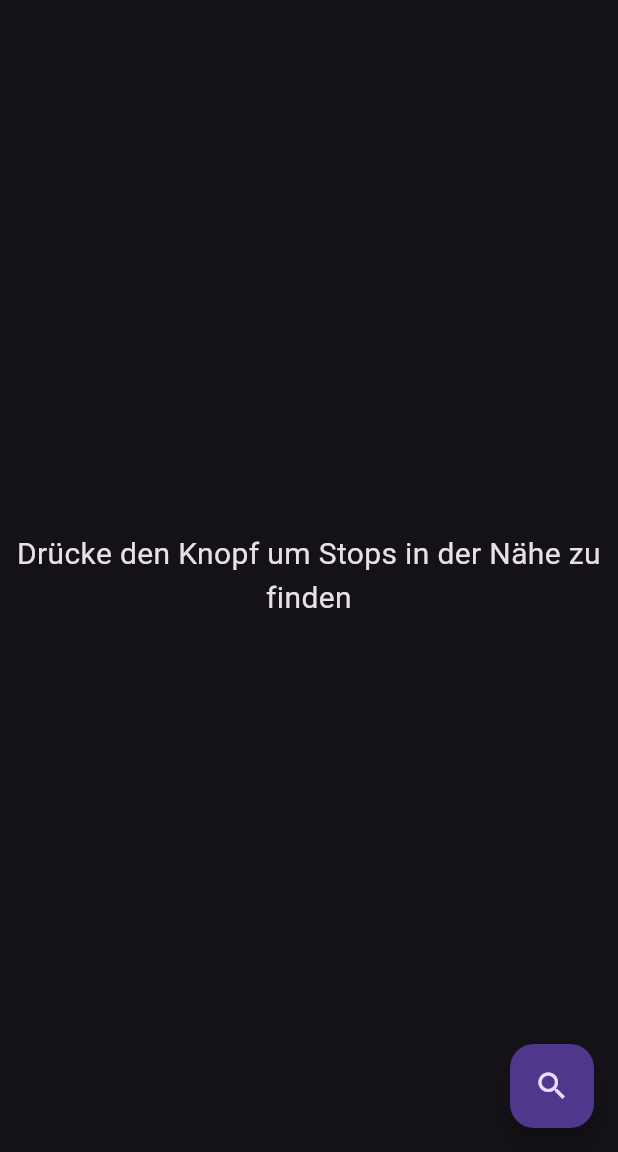
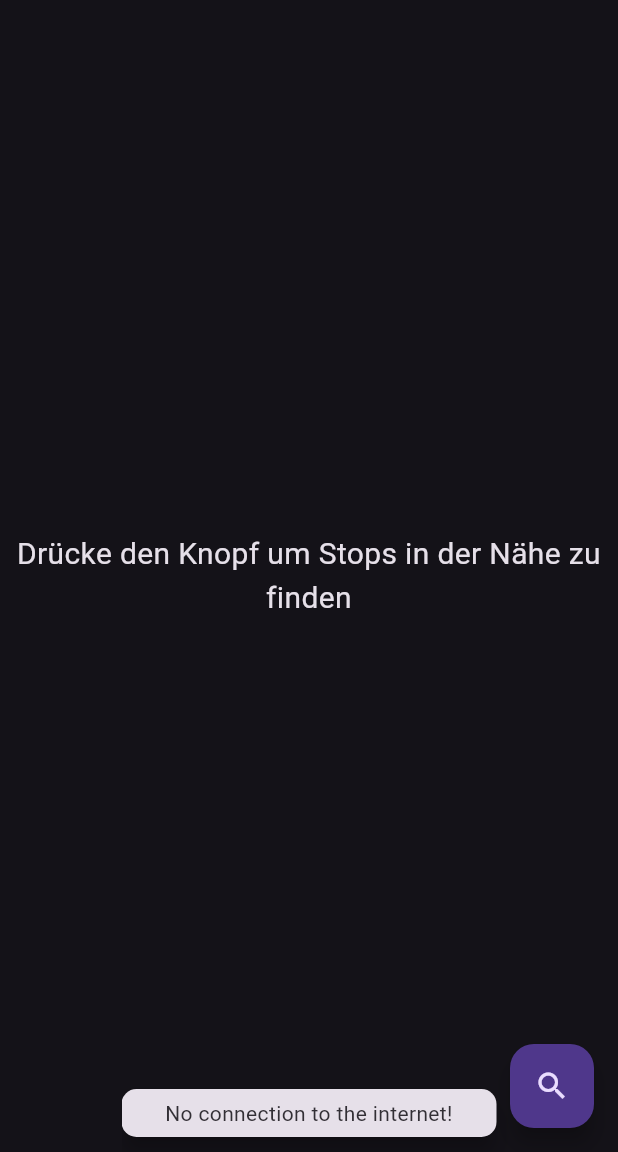
Before and after one commit to Luiggi33/abfahrten_finder, a Flutter app: the screen it shows after launch, after a tap on the "search" icon, on a phone screen of 412 x 824 dp, the part 84-1236 px from its top. Run offline on Flutter 3.47's test engine with Material 3 defaults, Android fonts, the phone set to English and light mode, and no system bars; our stand-ins replace geolocator, settings_ui, shared_preferences.

Commit message:
feat(stops_screen): add connectvity check

```diff
--- a/lib/screens/stops_screen.dart
+++ b/lib/screens/stops_screen.dart
@@ -95,6 +95,25 @@ class _CloseStopsState extends State<CloseStops> {
     if (loadingProvider.loading) {
       return;
     }
+
+    final List<ConnectivityResult> connectivityResult = await (Connectivity().checkConnectivity());
+    if (!connectivityResult.contains(ConnectivityResult.mobile) && !connectivityResult.contains(ConnectivityResult.wifi) && !connectivityResult.contains(ConnectivityResult.ethernet)) {
+      if (!context.mounted) {
+        return Future.value(null);
+      }
+      ScaffoldMessenger.of(context).showSnackBar(
+        SnackBar(
+          content: Text('No connection to the internet!', textAlign: TextAlign.center),
+          duration: Duration(seconds: 5),
+          width: 250,
+          padding: EdgeInsets.symmetric(vertical: 6),
+          behavior: SnackBarBehavior.floating,
+          shape: RoundedRectangleBorder(borderRadius: BorderRadius.circular(10.0)),
+        ),
+      );
+      return Future.value(null);
+    }
+
     if (showLoading) {
       loadingProvider.setLoad(true);
     }
--- a/pubspec.yaml
+++ b/pubspec.yaml
@@ -21,6 +21,7 @@ dependencies:
   intl: ^0.20.2
   settings_ui: ^2.0.2
   shared_preferences: ^2.5.3
+  connectivity_plus: ^6.1.3
 
 dev_dependencies:
   flutter_test:
```
Also changed, not shown: pubspec.lock.
